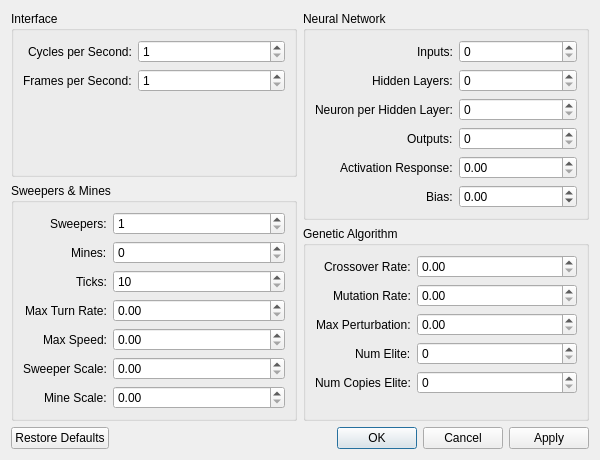
This is ui/PreferencesDialog.ui in arkq/smart-sweepers-qt as Qt 5 draws it before an edit. The edited form follows.
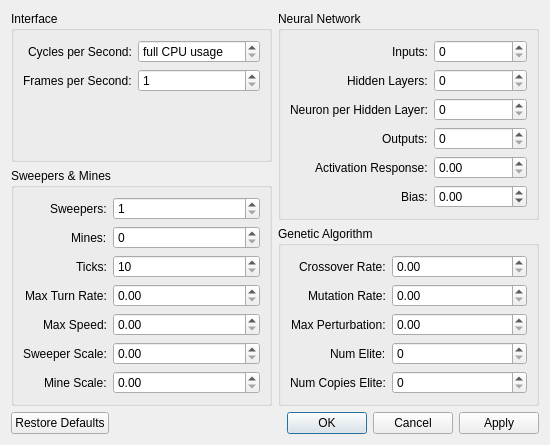
This is the edited form.

Diff of the .ui file:
```diff
--- a/ui/PreferencesDialog.ui
+++ b/ui/PreferencesDialog.ui
@@ -6,8 +6,8 @@
    <rect>
     <x>0</x>
     <y>0</y>
-    <width>600</width>
-    <height>460</height>
+    <width>550</width>
+    <height>400</height>
    </rect>
   </property>
   <property name="windowTitle">
@@ -58,8 +58,8 @@
          </item>
          <item row="0" column="1">
           <widget class="QSpinBox" name="cyclesPerSecond">
-           <property name="minimum">
-            <number>1</number>
+           <property name="specialValueText">
+            <string>full CPU usage</string>
            </property>
            <property name="maximum">
             <number>1000</number>
```
